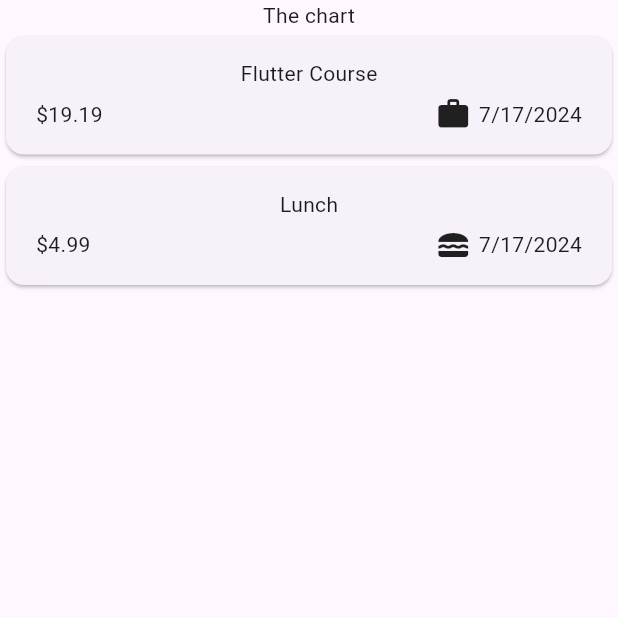
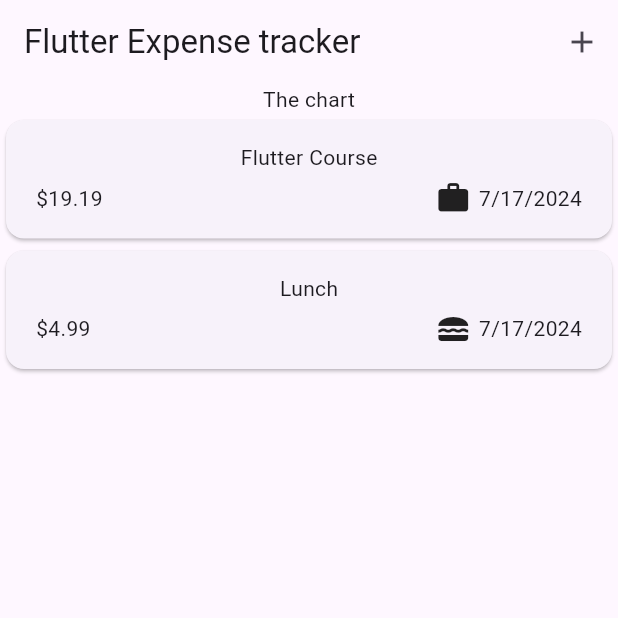
Before and after one commit to Shamimkhan1406/Expense-Tracker-App, a Flutter app: the screen it shows after launch, on a phone screen of 412 x 824 dp, the top half of it. Run offline on Flutter 3.47's test engine with Material 3 defaults, Android fonts, the phone set to English and light mode, and no system bars.

Commit message:
setting an appbar with a title and action

```diff
--- a/lib/widgets/expenses.dart
+++ b/lib/widgets/expenses.dart
@@ -17,6 +17,12 @@ class _ExpensesState extends State<Expenses> {
   @override
   Widget build(BuildContext context) {
     return Scaffold(
+      appBar: AppBar(
+        title: const Text('Flutter Expense tracker'),
+        actions: [
+          IconButton(onPressed: (){}, icon: const Icon(Icons.add)),
+        ],
+      ),
       body: Column(
         children: [
           const Text('The chart'),
```
